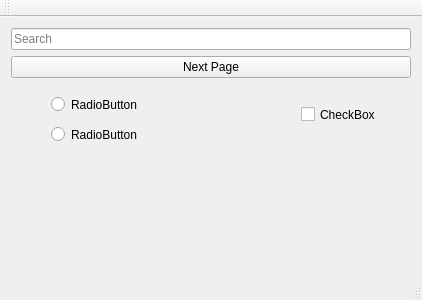
The window that demo.ui (unakaroshi/QtExtensions) describes before a commit, drawn with Qt 5.
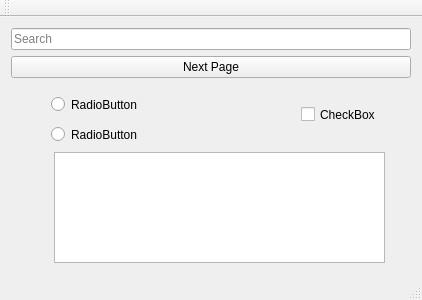
The same window after the commit. Custom widgets are drawn as their Qt base class.

What changed in the file:
```diff
--- a/demo.ui
+++ b/demo.ui
@@ -128,6 +128,16 @@
          <string>CheckBox</string>
         </property>
        </widget>
+       <widget class="CCodeEditor" name="textEdit">
+        <property name="geometry">
+         <rect>
+          <x>43</x>
+          <y>68</y>
+          <width>331</width>
+          <height>111</height>
+         </rect>
+        </property>
+       </widget>
       </widget>
       <widget class="QWidget" name="page_3">
        <widget class="QCheckBox" name="checkBox">
@@ -220,6 +230,11 @@
    <header>extstackedwidget.h</header>
    <container>1</container>
   </customwidget>
+  <customwidget>
+   <class>CCodeEditor</class>
+   <extends>QTextEdit</extends>
+   <header>codeeditor.h</header>
+  </customwidget>
  </customwidgets>
  <resources/>
  <connections/>
```
Left out of the diff: 2 changed lines with no effect on the pictures.
